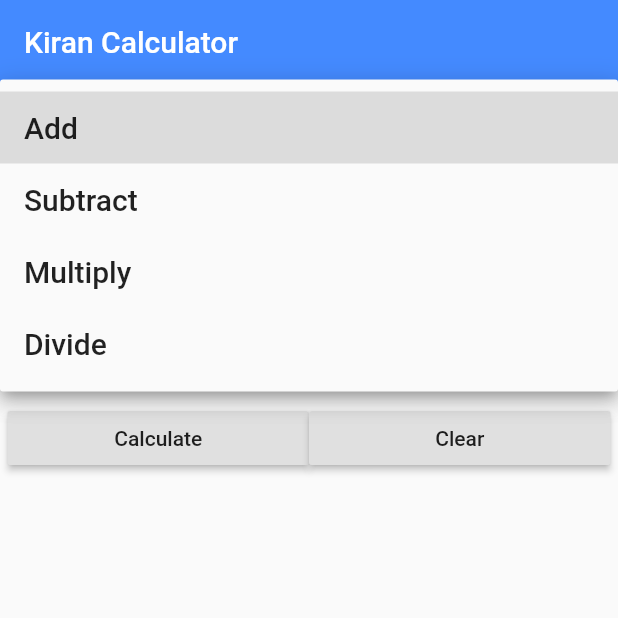
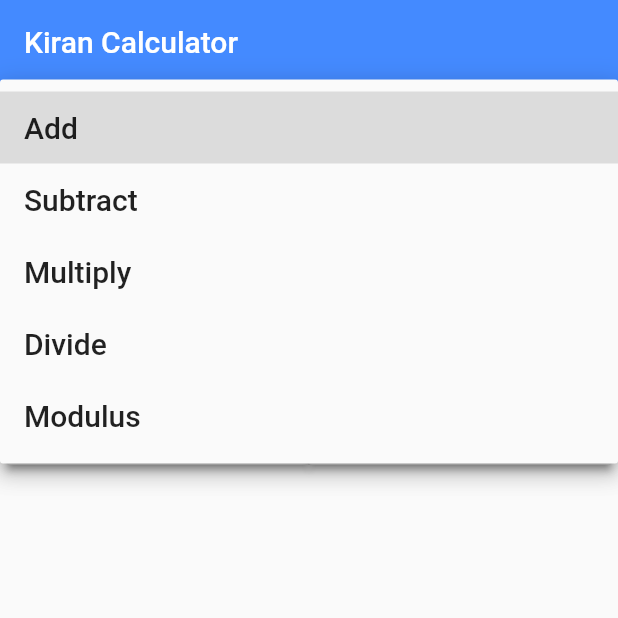
Before and after one commit to kiront/flutter_simple_calculator, a Flutter app: the screen it shows after launch, after a tap on "Add", on a phone screen of 412 x 824 dp, the top half of it. Run offline on Flutter 3.47's test engine with Material 2 defaults, Android fonts, the phone set to English and light mode, and no system bars.

Commit message:
add moduls

```diff
--- a/lib/main.dart
+++ b/lib/main.dart
@@ -17,7 +17,7 @@ class KiranCalculator extends StatefulWidget {
 }
 
 class _KiranCalculatorState extends State<KiranCalculator> {
-  var _operation = ['Add', 'Subtract', 'Multiply', 'Divide'];
+  var _operation = ['Add', 'Subtract', 'Multiply', 'Divide', 'Modulus'];
   var _values = "Add";
   var _displayText = "";
 
@@ -115,6 +115,10 @@ class _KiranCalculatorState extends State<KiranCalculator> {
                             var div = first/second;
                             _displayText = "Divide " +div.toStringAsFixed(0);
                             break;
+                          case "Modulus":
+                            var mod = first%second;
+                            _displayText = "Modulus is " +mod.toStringAsFixed(0);
+                            break;
                           default:
                             _displayText = "Something went wrong";
                         }
```
